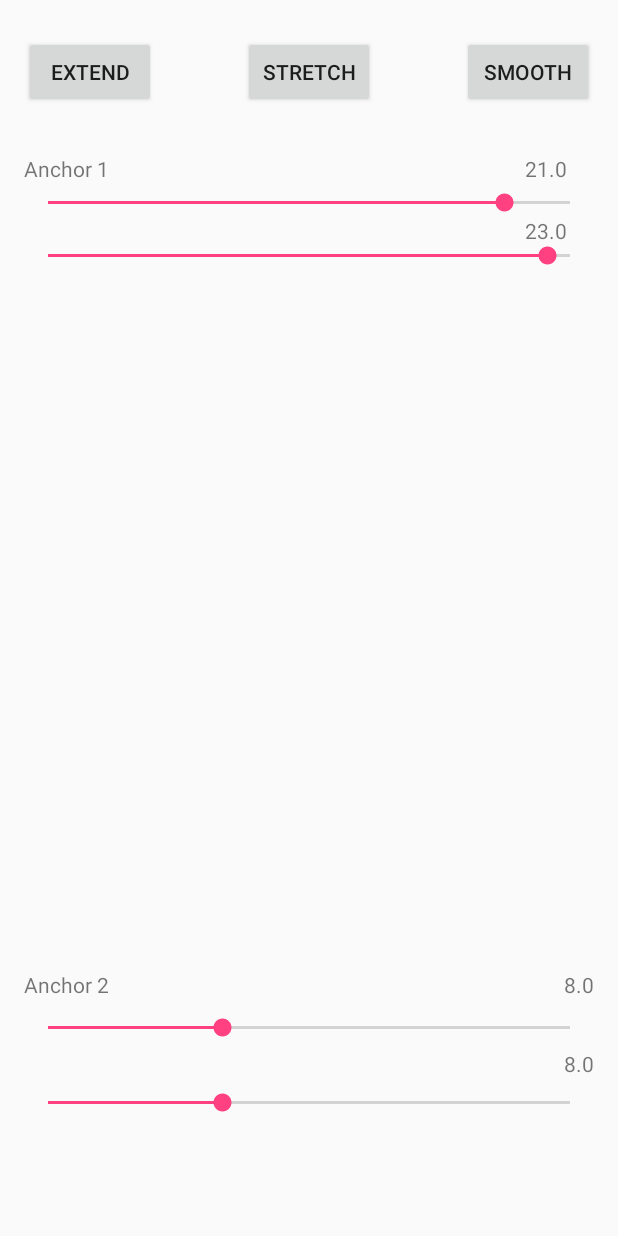
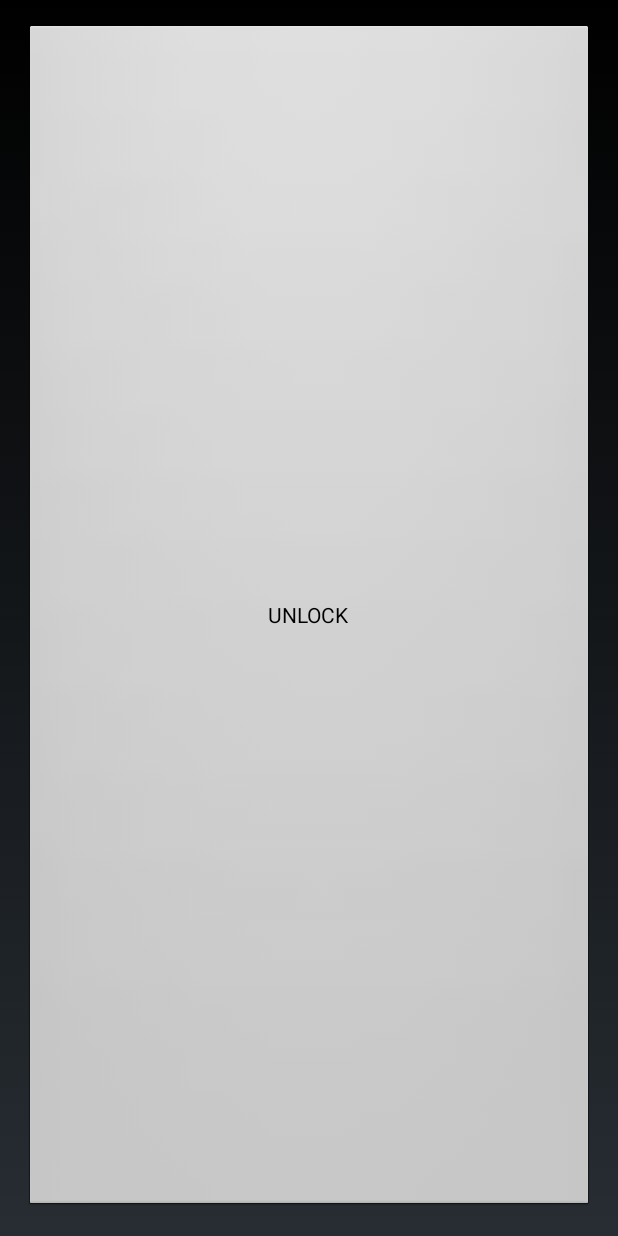
Before and after one commit to JerryGQian/Warp, an Android app: the screen it shows after launch (Configure before the commit, LockScreenActivity after it), on a phone screen of 412 x 824 dp. Run offline under Robolectric (Android 15) with nearby library versions, the phone set to English and light mode, and no system bars.

Commit message:
Lockscreen working!

```diff
--- /dev/null
+++ b/Warp/app/src/main/java/ninja/qian/warp/LockScreenActivity.java
@@ -0,0 +1,51 @@
+package ninja.qian.warp;
+
+import android.app.Activity;
+import android.os.Bundle;
+import android.content.Intent;
+import android.os.Build;
+import android.os.Bundle;
+import android.view.LayoutInflater;
+import android.view.View;
+import android.view.ViewGroup;
+import android.view.WindowManager;
+
+public class LockScreenActivity extends Activity {
+
+    @Override
+    protected void onCreate(Bundle savedInstanceState) {
+        super.onCreate(savedInstanceState);
+
+        //Set up our Lockscreen
+        makeFullScreen();
+        startService(new Intent(this, LockscreenService.class));
+
+        setContentView(R.layout.activity_lockscreen);
+    }
+
+    /**
+     * A simple method that sets the screen to fullscreen.  It removes the Notifications bar,
+     *   the Actionbar and the virtual keys (if they are on the phone)
+     */
+    public void makeFullScreen() {
+        this.getWindow().setFlags(WindowManager.LayoutParams.FLAG_FULLSCREEN,
+                WindowManager.LayoutParams.FLAG_FULLSCREEN);
+        if(Build.VERSION.SDK_INT < 19) { //View.SYSTEM_UI_FLAG_IMMERSIVE is only on API 19+
+            this.getWindow().getDecorView()
+                    .setSystemUiVisibility(View.SYSTEM_UI_FLAG_HIDE_NAVIGATION);
+        } else {
+            this.getWindow().getDecorView()
+                    .setSystemUiVisibility(View.SYSTEM_UI_FLAG_HIDE_NAVIGATION | View.SYSTEM_UI_FLAG_IMMERSIVE);
+        }
+    }
+
+    @Override
+    public void onBackPressed() {
+        return; //Do nothing!
+    }
+
+    public void unlockScreen(View view) {
+        //Instead of using finish(), this totally destroys the process
+        android.os.Process.killProcess(android.os.Process.myPid());
+    }
+}
--- /dev/null
+++ b/Warp/app/src/main/res/layout/activity_lockscreen.xml
@@ -0,0 +1,19 @@
+<?xml version="1.0" encoding="utf-8"?>
+
+<RelativeLayout xmlns:android="http://schemas.android.com/apk/res/android"
+    xmlns:tools="http://schemas.android.com/tools"
+    android:layout_width="match_parent"
+    android:layout_height="match_parent"
+    android:paddingLeft="@dimen/activity_horizontal_margin"
+    android:paddingRight="@dimen/activity_horizontal_margin"
+    android:paddingTop="@dimen/activity_vertical_margin"
+    android:paddingBottom="@dimen/activity_vertical_margin"
+    tools:context=".LockScreenActivity">
+
+    <Button
+        android:onClick="unlockScreen"
+        android:text="UNLOCK"
+        android:layout_width="match_parent"
+        android:layout_height="match_parent" />
+
+</RelativeLayout>
--- a/Warp/app/src/main/res/values/colors.xml
+++ b/Warp/app/src/main/res/values/colors.xml
@@ -3,4 +3,7 @@
     <color name="colorPrimary">#3F51B5</color>
     <color name="colorPrimaryDark">#303F9F</color>
     <color name="colorAccent">#FF4081</color>
+    <color name="yellow">#F5DC49</color>
+    <color name="black">#000000</color>
+    <color name="white">#FFFFFF</color>
 </resources>
--- a/Warp/app/src/main/res/values/strings.xml
+++ b/Warp/app/src/main/res/values/strings.xml
@@ -4,4 +4,6 @@
     <string name="section_format">Hello World from section: %1$d</string>
     <string name="appwidget_text">EXAMPLE</string>
     <string name="add_widget">Add widget</string>
+    <string name="instructions">Click on UNLOCK button to unlock the screen</string>
+    <string name="unlock">UNLOCK</string>
 </resources>
```
Also changed, not shown: Warp/app/src/main/AndroidManifest.xml (+30 -4 lines), Warp/app/src/main/java/ninja/qian/warp/LockscreenReceiver.java (added, +21 -0 lines), Warp/app/src/main/java/ninja/qian/warp/LockscreenService.java (added, +47 -0 lines), Warp/app/src/main/res/drawable/selector_bg_btn_unlock.xml (added, +7 -0 lines), Warp/app/src/main/res/menu/main.xml (added, +7 -0 lines), Warp/app/src/main/res/values/styles.xml (+9 -0 lines).
